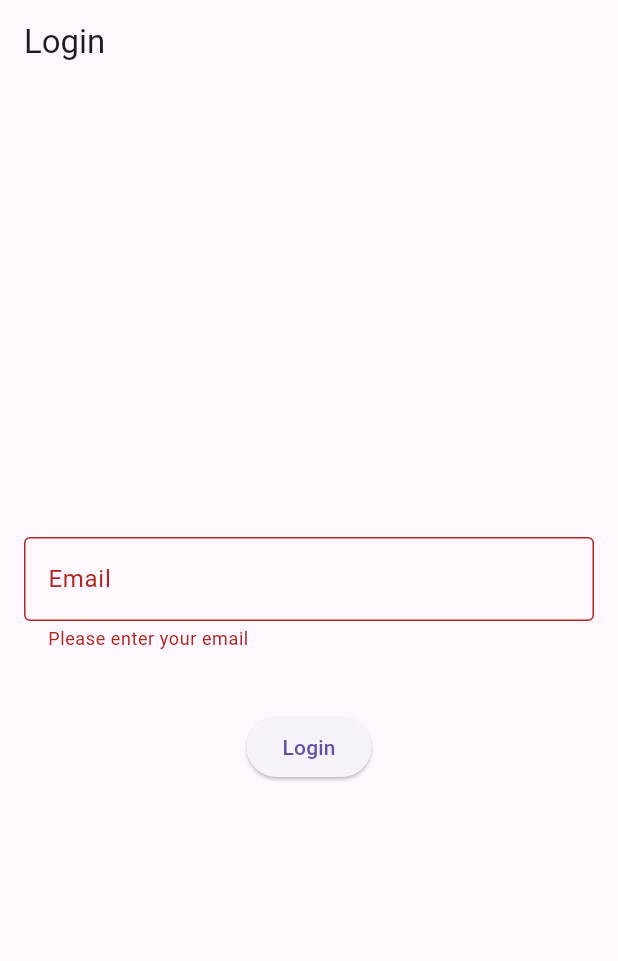
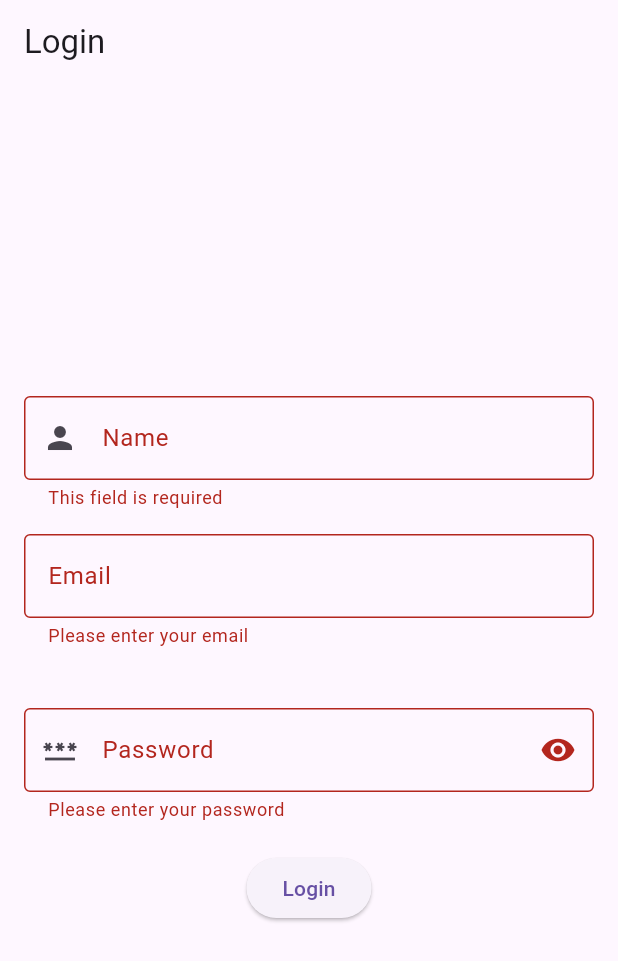
Before and after one commit to nithiya2002/SIPCOT, a Flutter app: the screen it shows after launch, after a tap on "Login", on a phone screen of 412 x 824 dp. Shown: the top 961 px of the screen. Run offline on Flutter 3.47's test engine with Material 3 defaults, Android fonts, the phone set to English and light mode, and no system bars; our stand-ins replace get, google_maps_flutter, image_picker, logger, shared_preferences, video_player; accounts and stored records are empty.

Commit message:
create login widgets multiple

```diff
--- /dev/null
+++ b/lib/utility/widget/text_form_reusable/reusable_textform_field.dart
@@ -0,0 +1,98 @@
+import 'package:flutter/material.dart';
+
+class ReusableTextFormField extends StatefulWidget {
+  final String labelText;
+  final String hintText;
+  final IconData? prefixIcon;
+  final IconData? suffixIcon;
+  final TextInputType keyboardType;
+  final TextEditingController controller;
+  final String? Function(String?)? validator;
+  final TextInputAction textInputAction;
+  final bool obscureText;
+  final VoidCallback? onSuffixIconPressed;
+  final FocusNode? focusNode;
+  final void Function(String)? onFieldSubmitted;
+
+  const ReusableTextFormField({
+    super.key,
+    required this.labelText,
+    required this.hintText,
+    this.prefixIcon,
+    this.suffixIcon,
+    this.keyboardType = TextInputType.text,
+    required this.controller,
+    this.validator,
+    this.textInputAction = TextInputAction.next,
+    this.obscureText = false,
+    this.onSuffixIconPressed,
+    this.focusNode,
+    this.onFieldSubmitted,
+  });
+
+  @override
+  State<ReusableTextFormField> createState() => _ReusableTextFormFieldState();
+}
+
+class _ReusableTextFormFieldState extends State<ReusableTextFormField> {
+  bool _obscureText = false;
+
+  @override
+  void initState() {
+    super.initState();
+    _obscureText = widget.obscureText;
+  }
+
+  @override
+  Widget build(BuildContext context) {
+    return TextFormField(
+      controller: widget.controller,
+      focusNode: widget.focusNode,
+      textInputAction: widget.textInputAction,
+      keyboardType: widget.keyboardType,
+      obscureText: _obscureText,
+      decoration: InputDecoration(
+        labelText: widget.labelText,
+        hintText: widget.hintText,
+        border: OutlineInputBorder(),
+        prefixIcon: widget.prefixIcon != null ? Icon(widget.prefixIcon) : null,
+        suffixIcon:
+            widget
+                    .obscureText // Check if it's password field
+                ? IconButton(
+                  icon: Icon(
+                    _obscureText ? Icons.visibility : Icons.visibility_off,
+                  ), // Change icon based on _obscureText
+                  onPressed: () {
+                    setState(() {
+                      _obscureText = !_obscureText;
+                    });
+                  },
+                )
+                : widget.suffixIcon != null
+                ? IconButton(
+                  icon: Icon(widget.suffixIcon),
+                  onPressed:
+                      widget.onSuffixIconPressed ??
+                      () {
+                        if (widget.controller.text.isNotEmpty) {
+                          widget.controller.clear();
+                          setState(() {});
+                        }
+                      },
+                )
+                : widget.controller.text.isNotEmpty
+                ? IconButton(
+                  icon: Icon(Icons.clear),
+                  onPressed: () {
+                    widget.controller.clear();
+                    setState(() {});
+                  },
+                )
+                : null,
+      ),
+      validator: widget.validator,
+      onFieldSubmitted: widget.onFieldSubmitted,
+    );
+  }
+}
--- a/lib/view/admin/addPointScreen.dart
+++ b/lib/view/admin/addPointScreen.dart
@@ -9,13 +9,13 @@ class AddPointScreen extends StatefulWidget {
   final List<dynamic> surveySuggestions;
 
   const AddPointScreen({
-    Key? key,
+    super.key,
     required this.selectedLocation,
-    required this.surveySuggestions
-  }) : super(key: key);
+    required this.surveySuggestions,
+  });
 
   @override
-  _AddPointScreenState createState() => _AddPointScreenState();
+  State<AddPointScreen> createState() => _AddPointScreenState();
 }
 
 class _AddPointScreenState extends State<AddPointScreen> {
@@ -38,9 +38,7 @@ class _AddPointScreenState extends State<AddPointScreen> {
   @override
   Widget build(BuildContext context) {
     return Scaffold(
-      appBar: AppBar(
-        title: Text('Add New Point'),
-      ),
+      appBar: AppBar(title: Text('Add New Point')),
       body: Padding(
         padding: const EdgeInsets.all(16.0),
         child: Form(
@@ -63,12 +61,15 @@ class _AddPointScreenState extends State<AddPointScreen> {
                   labelText: 'Select Survey Number',
                   border: OutlineInputBorder(),
                 ),
-                items: widget.surveySuggestions
-                    .map((survey) => DropdownMenuItem(
-                  value: survey.toString(),
-                  child: Text(survey.toString()),
-                ))
-                    .toList(),
+                items:
+                    widget.surveySuggestions
+                        .map(
+                          (survey) => DropdownMenuItem(
+                            value: survey.toString(),
+                            child: Text(survey.toString()),
+                          ),
+                        )
+                        .toList(),
                 onChanged: (value) {
                   setState(() {
                     _selectedSurveyNumber = value;
@@ -92,10 +93,7 @@ class _AddPointScreenState extends State<AddPointScreen> {
                 maxLines: 3,
               ),
               SizedBox(height: 16),
-              ElevatedButton(
-                onPressed: _addNewPoint,
-                child: Text('Add Point'),
-              ),
+              ElevatedButton(onPressed: _addNewPoint, child: Text('Add Point')),
             ],
           ),
         ),
--- a/lib/view/login/login_view.dart
+++ b/lib/view/login/login_view.dart
@@ -1,5 +1,7 @@
 import 'package:flutter/material.dart';
 import 'package:provider/provider.dart';
+import 'package:sipcot/view/login/widgets/name_text_field.dart';
+import 'package:sipcot/view/login/widgets/password_text_field.dart';
 import 'package:sipcot/viewModel/auth_view_model.dart';
 
 class LoginView extends StatefulWidget {
@@ -12,13 +14,15 @@ class LoginView extends StatefulWidget {
 class _LoginViewState extends State<LoginView> {
   final _formKey = GlobalKey<FormState>();
   final _emailController = TextEditingController();
-  final _focusNode = FocusNode();
+  final _passwordController = TextEditingController();
+  final _nameController = TextEditingController();
+  final _emailFocus = FocusNode();
 
   @override
   void initState() {
     super.initState();
-    _focusNode.addListener(() {
-      if (!_focusNode.hasFocus) {
+    _emailFocus.addListener(() {
+      if (!_emailFocus.hasFocus) {
         _validateOnly();
       }
     });
@@ -27,7 +31,7 @@ class _LoginViewState extends State<LoginView> {
   @override
   void dispose() {
     _emailController.dispose();
-    _focusNode.dispose();
+    _emailFocus.dispose();
     super.dispose();
   }
 
@@ -56,10 +60,27 @@ class _LoginViewState extends State<LoginView> {
           child: Column(
             mainAxisAlignment: MainAxisAlignment.center,
             children: [
+              NameTextField(controller: _nameController),
+              /*  ReusableTextFormField(
+                labelText: "Name",
+                hintText: "Enter full Name",
+                controller: _nameController,
+                prefixIcon: Icons.agriculture_sharp,
+                keyboardType: TextInputType.name,
+                validator: (value) {
+                  return _loginVm.nameValidator()(value);
+                },
+                textInputAction: TextInputAction.next,
+                focusNode: _nameFocus,
+                onFieldSubmitted: (value) {
+                  _validateOnly();
+                },
+              ), */
+              const SizedBox(height: 16),
               TextFormField(
                 // autofocus: true,
                 controller: _emailController,
-                focusNode: _focusNode,
+                focusNode: _emailFocus,
                 textInputAction: TextInputAction.done,
                 keyboardType: TextInputType.emailAddress,
                 decoration: InputDecoration(
@@ -103,6 +124,8 @@ class _LoginViewState extends State<LoginView> {
                   style: const TextStyle(color: Colors.red),
                 ),
               const SizedBox(height: 20),
+              PasswordTextField(controller: _passwordController),
+              const SizedBox(height: 20),
               ElevatedButton(
                 onPressed: authViewModel.isLoading ? null : _validateAndSubmit,
                 child:
--- /dev/null
+++ b/lib/view/login/widgets/email_text_field.dart
@@ -0,0 +1,43 @@
+import 'package:flutter/material.dart';
+import '../../../utility/widget/text_form_reusable/reusable_textform_field.dart';
+import '../../../viewModel/login_vm.dart';
+
+class EmailTextField extends StatefulWidget {
+  final TextEditingController controller;
+  final String? Function(String?)? validator;
+  final FocusNode? focusNode;
+  final void Function(String)? onFieldSubmitted;
+
+  const EmailTextField({
+    super.key,
+    required this.controller,
+    this.validator,
+    this.focusNode,
+    this.onFieldSubmitted,
+  });
+
+  @override
+  State<EmailTextField> createState() => _EmailTextFieldState();
+}
+
+class _EmailTextFieldState extends State<EmailTextField> {
+  final LoginVm _loginVm = LoginVm();
+
+  @override
+  Widget build(BuildContext context) {
+    return ReusableTextFormField(
+      labelText: 'Email',
+      hintText: 'Enter your email',
+      prefixIcon: Icons.email,
+      keyboardType: TextInputType.emailAddress,
+      controller: widget.controller,
+      validator: (value) {
+        final validatorFunction = _loginVm.emailValidator;
+        return validatorFunction(value);
+      },
+      focusNode: widget.focusNode,
+      textInputAction: TextInputAction.next,
+      onFieldSubmitted: widget.onFieldSubmitted,
+    );
+  }
+}
--- /dev/null
+++ b/lib/view/login/widgets/name_text_field.dart
@@ -0,0 +1,43 @@
+import 'package:flutter/material.dart';
+import '../../../utility/widget/text_form_reusable/reusable_textform_field.dart';
+import '../../../viewModel/login_vm.dart';
+
+class NameTextField extends StatefulWidget {
+  final TextEditingController controller;
+  final String? Function(String?)? validator;
+  final FocusNode? focusNode;
+  final void Function(String)? onFieldSubmitted;
+
+  const NameTextField({
+    super.key,
+    required this.controller,
+    this.validator,
+    this.focusNode,
+    this.onFieldSubmitted,
+  });
+
+  @override
+  State<NameTextField> createState() => _NameTextFieldState();
+}
+
+class _NameTextFieldState extends State<NameTextField> {
+  final LoginVm _loginVm = LoginVm();
+
+  @override
+  Widget build(BuildContext context) {
+    return ReusableTextFormField(
+      labelText: 'Name',
+      hintText: 'Enter your name',
+      prefixIcon: Icons.person,
+      keyboardType: TextInputType.name,
+      controller: widget.controller,
+      validator: (value) {
+        final validator = _loginVm.nameValidator;
+        return validator(value);
+      },
+      focusNode: widget.focusNode,
+      textInputAction: TextInputAction.next,
+      onFieldSubmitted: widget.onFieldSubmitted,
+    );
+  }
+}
--- /dev/null
+++ b/lib/view/login/widgets/password_text_field.dart
@@ -0,0 +1,45 @@
+import 'package:flutter/material.dart';
+
+import '../../../utility/widget/text_form_reusable/reusable_textform_field.dart';
+import '../../../viewModel/login_vm.dart';
+
+class PasswordTextField extends StatefulWidget {
+  final TextEditingController controller;
+  final String? Function(String?)? validator;
+  final FocusNode? focusNode;
+  final void Function(String)? onFieldSubmitted;
+
+  const PasswordTextField({
+    super.key,
+    required this.controller,
+    this.validator,
+    this.focusNode,
+    this.onFieldSubmitted,
+  });
+
+  @override
+  State<PasswordTextField> createState() => _PasswordTextFieldState();
+}
+
+class _PasswordTextFieldState extends State<PasswordTextField> {
+  final LoginVm _loginVm = LoginVm();
+
+  @override
+  Widget build(BuildContext context) {
+    return ReusableTextFormField(
+      labelText: 'Password',
+      hintText: 'Enter your password',
+      prefixIcon: Icons.password,
+      suffixIcon: Icons.visibility,
+      obscureText: true,
+      controller: widget.controller,
+      validator: (value) {
+        final validator = _loginVm.passwordValidator;
+        return validator(value);
+      },
+      focusNode: widget.focusNode,
+      textInputAction: TextInputAction.done,
+      onFieldSubmitted: widget.onFieldSubmitted,
+    );
+  }
+}
--- a/lib/view/survey/widget/list_menu_widget.dart
+++ b/lib/view/survey/widget/list_menu_widget.dart
@@ -1,7 +1,7 @@
 import 'package:flutter/material.dart';
 
 import '../../../model/location_model.dart';
-import '../../../utility/convert_text_icon.dart';
+import '../../../utility/widget/text_icon/convert_text_icon.dart';
 import 'map_button.dart';
 
 class ListMenuWidget extends StatelessWidget {
--- /dev/null
+++ b/lib/viewModel/login_vm.dart
@@ -0,0 +1,60 @@
+import 'package:flutter/material.dart';
+
+class LoginVm extends ChangeNotifier {
+  String? Function(String?) get nameValidator {
+    return (String? value) {
+      if (value == null || value.isEmpty) {
+        return 'This field is required';
+      }
+      if (value.length != value.replaceAll(' ', '').length) {
+        return 'Username must not contain any spaces';
+      }
+      if (int.tryParse(value[0]) != null) {
+        return 'Username must not start with a number';
+      }
+      if (value.length <= 2) {
+        return 'Username should be at least 3 characters long';
+      }
+      if (!RegExp(r'^[a-zA-Z0-9_]+$').hasMatch(value)) {
+        return 'Only letters, numbers and underscore are allowed';
+      }
+      return null;
+    };
+  }
+
+  String? Function(String?) get emailValidator {
+    return (String? value) {
+      if (value == null || value.isEmpty) {
+        return 'Please enter your email';
+      }
+      if (!RegExp(r'^[\w-\.]+@([\w-]+\.)+[\w-]{2,4}$').hasMatch(value)) {
+        return 'Please enter a valid email';
+      }
+      return null;
+    };
+  }
+
+  String? Function(String?) get passwordValidator {
+    return (String? value) {
+      if (value == null || value.isEmpty) {
+        return 'Please enter your password';
+      }
+      if (value.length < 8) {
+        return 'Password must be at least 8 characters';
+      }
+      if (!RegExp(r'[A-Z]').hasMatch(value)) {
+        return 'Password must contain at least one uppercase letter';
+      }
+      if (!RegExp(r'[a-z]').hasMatch(value)) {
+        return 'Password must contain at least one lowercase letter';
+      }
+      if (!RegExp(r'[0-9]').hasMatch(value)) {
+        return 'Password must contain at least one number';
+      }
+      if (!RegExp(r'[!@#$%^&*(),.?":{}|<>]').hasMatch(value)) {
+        return 'Password must contain at least one special character';
+      }
+      return null;
+    };
+  }
+}
--- a/lib/viewModel/map_vm.dart
+++ b/lib/viewModel/map_vm.dart
@@ -38,9 +38,9 @@ class MapViewModel extends ChangeNotifier {
   ];
   int _currentColorIndex = 0;
   Set<Marker> _fieldPoints = {};
-  Set<Marker> _addedFieldPoints = {};
+  final Set<Marker> _addedFieldPoints = {};
   bool _showFieldPoints = true;
-  bool _addFieldPoints = true;
+  final bool _addFieldPoints = true;
   bool _showSiteBoundary = true;
   bool _showCascadeBoundary = true;
   bool _showNewBoundary = true; // Add this for new boundary toggle
@@ -314,6 +314,7 @@ class MapViewModel extends ChangeNotifier {
     _markers = fetchedMarkers;
     notifyListeners();
   }
+
   Future<void> addNewFieldPoint({
     required LatLng location,
     required String surveyNumber,
@@ -321,7 +322,9 @@ class MapViewModel extends ChangeNotifier {
   }) async {
     try {
       // Create a marker icon based on the type (you can modify this logic)
-      BitmapDescriptor markerIcon = await MapUtils.getTriangleMarker(Colors.blue);
+      BitmapDescriptor markerIcon = await MapUtils.getTriangleMarker(
+        Colors.blue,
+      );
 
       // Create a new marker
       Marker newMarker = Marker(
@@ -681,7 +684,13 @@ class MapViewModel extends ChangeNotifier {
                   log.i("3333 ---------- ");
                   // Navigate directly without using a closure
                   if (mediaUrls.isNotEmpty) {
-                    Get.to(() => MediaPreviewScreen(point_id: pointId,Park_name: parkName,mediaUrls: mediaUrls));
+                    Get.to(
+                      () => MediaPreviewScreen(
+                        point_id: pointId,
+                        Park_name: parkName,
+                        mediaUrls: mediaUrls,
+                      ),
+                    );
                   } else {
                     // Show a snackbar if no media is available
                     Get.snackbar(
```
Also changed, not shown: lib/view/admin/admin_view.dart (+14 -9 lines), lib/utility/widget/text_icon/convert_text_icon.dart (renamed from lib/utility/convert_text_icon.dart).
